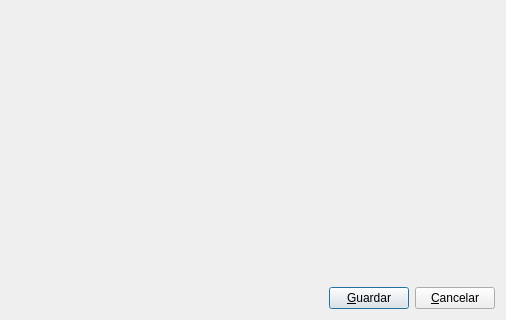
This is detallesform.ui in agimenezpy/CentroHistorico as Qt 5 draws it before an edit; both pictures show x 294 to 800 and y 280 to 600 of the 800 by 600 pixel window. The edited form follows.
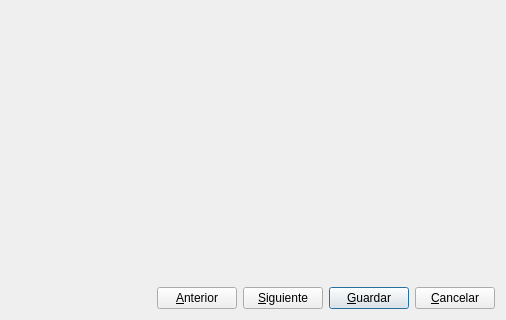
This is the edited form. Icons and pictures are not drawn.

Patch:
```diff
--- a/detallesform.ui
+++ b/detallesform.ui
@@ -193,6 +193,40 @@
          </property>
         </spacer>
        </item>
+       <item>
+        <widget class="QPushButton" name="anteriorButton">
+         <property name="text">
+          <string>&amp;Anterior</string>
+         </property>
+         <property name="icon">
+          <iconset resource="centrohistorico.qrc">
+           <normaloff>:/icons/anterior.png</normaloff>:/icons/anterior.png</iconset>
+         </property>
+         <property name="shortcut">
+          <string>Ctrl+Left</string>
+         </property>
+         <property name="autoDefault">
+          <bool>false</bool>
+         </property>
+        </widget>
+       </item>
+       <item>
+        <widget class="QPushButton" name="siguienteButton">
+         <property name="text">
+          <string>&amp;Siguiente</string>
+         </property>
+         <property name="icon">
+          <iconset resource="centrohistorico.qrc">
+           <normaloff>:/icons/siguiente.png</normaloff>:/icons/siguiente.png</iconset>
+         </property>
+         <property name="shortcut">
+          <string>Ctrl+Right</string>
+         </property>
+         <property name="autoDefault">
+          <bool>false</bool>
+         </property>
+        </widget>
+       </item>
        <item>
         <widget class="QPushButton" name="guardarButton">
          <property name="text">
```
Left out of the diff: 45 changed lines with no effect on the pictures.
